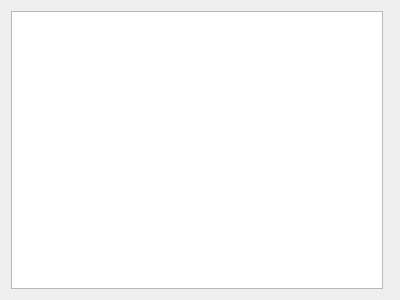
This is nicos/clients/gui/panels/errpanel.ui in mlz-ictrl/nicos as Qt 5 draws it before an edit. The edited form follows.
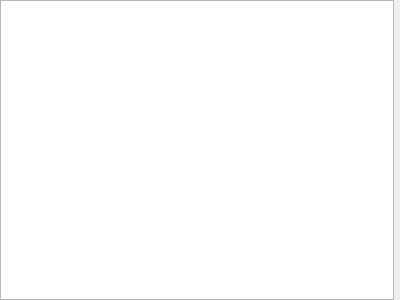
This is the edited form. Custom widgets are drawn as their Qt base class.

Commit message:
GUI: improve margins and tab widget styling
Makes the whole style more compact, especially with nested tab widgets
in the JCNS gui config.

The edit to the form file:
```diff
--- a/nicos/clients/gui/panels/errpanel.ui
+++ b/nicos/clients/gui/panels/errpanel.ui
@@ -14,6 +14,9 @@
    <string>Errors and Warnings</string>
   </property>
   <layout class="QHBoxLayout" name="horizontalLayout">
+   <property name="margin">
+    <number>0</number>
+   </property>
    <item>
     <widget class="MessageView" name="outView">
      <property name="tabChangesFocus">
```
The commit also changes 9 other files.
